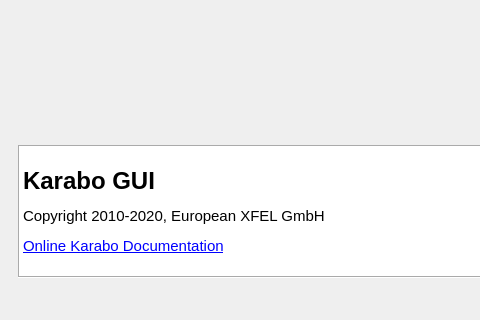
Old version of the form src/pythonGui/karabogui/dialogs/ui/about.ui in the repository European-XFEL/Karabo; both pictures show x 0 to 480 and y 345 to 665 of the 865 by 665 pixel window.
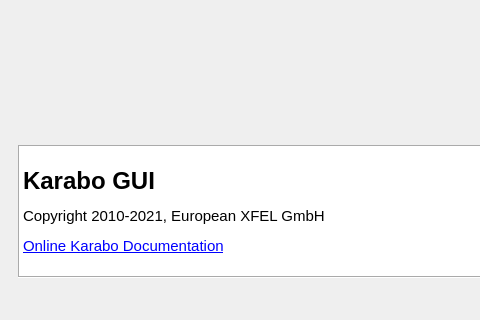
New version of the form.

Commit message: GUI: Align about dialog, RTD change and 2021

The edit to the form file:
```diff
--- a/src/pythonGui/karabogui/dialogs/ui/about.ui
+++ b/src/pythonGui/karabogui/dialogs/ui/about.ui
@@ -79,10 +79,10 @@
     <string>&lt;!DOCTYPE HTML PUBLIC &quot;-//W3C//DTD HTML 4.0//EN&quot; &quot;http://www.w3.org/TR/REC-html40/strict.dtd&quot;&gt;
 &lt;html&gt;&lt;head&gt;&lt;meta name=&quot;qrichtext&quot; content=&quot;1&quot; /&gt;&lt;style type=&quot;text/css&quot;&gt;
 p, li { white-space: pre-wrap; }
-&lt;/style&gt;&lt;/head&gt;&lt;body style=&quot; font-family:'Ubuntu'; font-size:11pt; font-weight:400; font-style:normal;&quot;&gt;
-&lt;p style=&quot; margin-top:12px; margin-bottom:12px; margin-left:0px; margin-right:0px; -qt-block-indent:0; text-indent:0px;&quot;&gt;&lt;span style=&quot; font-size:18pt; font-weight:600;&quot;&gt;Karabo GUI&lt;/span&gt;&lt;/p&gt;
-&lt;p style=&quot; margin-top:12px; margin-bottom:12px; margin-left:0px; margin-right:0px; -qt-block-indent:0; text-indent:0px;&quot;&gt;Copyright 2010-2020, European XFEL GmbH&lt;/p&gt;
-&lt;p style=&quot; margin-top:12px; margin-bottom:12px; margin-left:0px; margin-right:0px; -qt-block-indent:0; text-indent:0px;&quot;&gt;&lt;a href=&quot;https://in.xfel.eu/readthedocs/docs/docs-collection/en/latest/&quot;&gt;&lt;span style=&quot; text-decoration: underline; color:#0000ff;&quot;&gt;Online Karabo Documentation&lt;/span&gt;&lt;/a&gt;&lt;/p&gt;&lt;/body&gt;&lt;/html&gt;</string>
+&lt;/style&gt;&lt;/head&gt;&lt;body style=&quot; font-family:'Sans Serif'; font-size:9pt; font-weight:400; font-style:normal;&quot;&gt;
+&lt;p style=&quot; margin-top:12px; margin-bottom:12px; margin-left:0px; margin-right:0px; -qt-block-indent:0; text-indent:0px;&quot;&gt;&lt;span style=&quot; font-family:'Source Sans Pro'; font-size:18pt; font-weight:600;&quot;&gt;Karabo GUI&lt;/span&gt;&lt;/p&gt;
+&lt;p style=&quot; margin-top:12px; margin-bottom:12px; margin-left:0px; margin-right:0px; -qt-block-indent:0; text-indent:0px;&quot;&gt;&lt;span style=&quot; font-family:'Source Sans Pro'; font-size:11pt;&quot;&gt;Copyright 2010-2021, European XFEL GmbH&lt;/span&gt;&lt;/p&gt;
+&lt;p style=&quot; margin-top:12px; margin-bottom:12px; margin-left:0px; margin-right:0px; -qt-block-indent:0; text-indent:0px;&quot;&gt;&lt;a href=&quot;https://rtd.xfel.eu/docs/karabo/en/latest/&quot;&gt;&lt;span style=&quot; font-family:'Source Sans Pro'; font-size:11pt; text-decoration: underline; color:#0000ff;&quot;&gt;Online Karabo Documentation&lt;/span&gt;&lt;/a&gt;&lt;/p&gt;&lt;/body&gt;&lt;/html&gt;</string>
    </property>
    <property name="openExternalLinks">
     <bool>true</bool>
```
